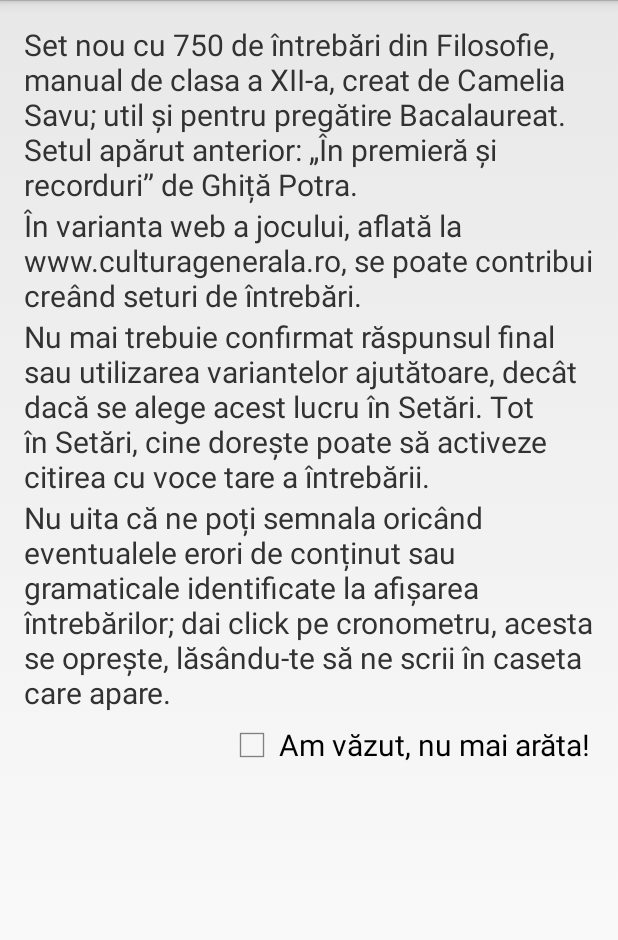
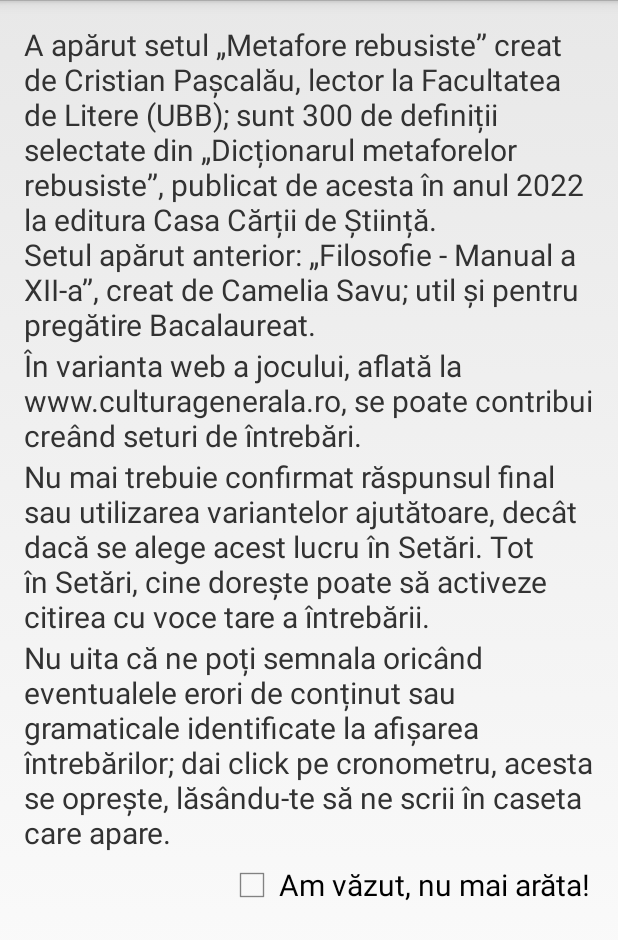
Before and after one commit to emanuelboboiu/CulturaGeneralaAndroid, an Android app: the layout whatsnew_dialog.xml on its own in the app's theme, with its tools: preview values and no code run, on a phone screen of 412 x 824 dp. Shown: the top 940 px of the screen. Run offline under Robolectric (Android 15) with nearby library versions, the phone set to English and light mode, and no system bars; network calls fail.

Commit message:
Version 8.0 with new set finished. Temporary suspended for Android TV.

```diff
--- a/app/src/main/AndroidManifest.xml
+++ b/app/src/main/AndroidManifest.xml
@@ -2,8 +2,8 @@
 <manifest xmlns:android="http://schemas.android.com/apk/res/android"
     xmlns:tools="http://schemas.android.com/tools"
     package="ro.pontes.culturagenerala"
-    android:versionCode="99"
-    android:versionName="7.9">
+    android:versionCode="101"
+    android:versionName="8.0">
 
     <uses-permission android:name="android.permission.INTERNET" />
     <uses-permission android:name="com.android.vending.BILLING" />
--- a/app/src/main/java/ro/pontes/culturagenerala/DataBaseHelper.java
+++ b/app/src/main/java/ro/pontes/culturagenerala/DataBaseHelper.java
@@ -21,8 +21,8 @@ public class DataBaseHelper extends SQLiteOpenHelper {
     private static String DB_PATH = "";
     private static final String DB_NAME = "cultura_generala.db";
     private static final String SP_KEY_DB_VER = "dbVer";
-    private static final int DATABASE_VERSION = 33;
-    private static final int lastUpdateTimestamp = 1707220800; // 6 februarie 2024.
+    private static final int DATABASE_VERSION = 34;
+    private static final int lastUpdateTimestamp = 1709654400; // 5 March 2024.
 
     private SQLiteDatabase mDataBase;
     private final Context mContext;
--- a/app/src/main/java/ro/pontes/culturagenerala/MainActivity.java
+++ b/app/src/main/java/ro/pontes/culturagenerala/MainActivity.java
@@ -49,7 +49,7 @@ public class MainActivity extends Activity {
     public static String mUpgradePrice = "�";
 
     private final Context mFinalContext = this;
-    public static int curVer = 790;
+    public static int curVer = 800;
     public static boolean isFirstLaunchInSession = true;
     public static int randomId = 0;
     public static boolean isPortrait = true;
--- a/app/src/main/res/layout/whatsnew_dialog.xml
+++ b/app/src/main/res/layout/whatsnew_dialog.xml
@@ -19,25 +19,25 @@
             style="@style/about_dialog_style"
             android:layout_width="match_parent"
             android:layout_height="wrap_content"
-            android:text="@string/whatsnew_in_790_a" />
+            android:text="@string/whatsnew_in_800_a" />
 
         <TextView
             style="@style/about_dialog_style"
             android:layout_width="match_parent"
             android:layout_height="wrap_content"
-            android:text="@string/whatsnew_in_790_b" />
+            android:text="@string/whatsnew_in_800_b" />
 
         <TextView
             style="@style/about_dialog_style"
             android:layout_width="match_parent"
             android:layout_height="wrap_content"
-            android:text="@string/whatsnew_in_790_c" />
+            android:text="@string/whatsnew_in_800_c" />
 
         <TextView
             style="@style/about_dialog_style"
             android:layout_width="match_parent"
             android:layout_height="wrap_content"
-            android:text="@string/whatsnew_in_790_d" />
+            android:text="@string/whatsnew_in_800_d" />
 
         <CheckBox
             android:id="@+id/cbtGotIt"
--- a/app/src/main/res/values/strings.xml
+++ b/app/src/main/res/values/strings.xml
@@ -12,9 +12,9 @@
 
     <!-- About dialog: -->
     <string name="about_title">Despre joc</string>
-    <string name="app_version">Cultură generală, Fii deștept!, versiunea 7.9</string>
+    <string name="app_version">Cultură generală, Fii deștept!, versiunea 8.0</string>
     <string name="app_release_date">Versiunea 1.0 a fost finalizată vineri, 22 decembrie 2017</string>
-    <string name="app_last_update">Ultima actualizare pe acest dispozitiv:\n - versiunea 7.9, finalizată marți, 6 februarie 2024</string>
+    <string name="app_last_update">Ultima actualizare pe acest dispozitiv:\n - versiunea 8.0, finalizată miercuri, 5 martie 2024</string>
     <string name="app_creator">Programat de Emanuel Boboiu (Manu)</string>
     <string name="phone_number">Telefon: +40740203043</string>
     <string name="email_address">E-mail: android@pontes.ro</string>
@@ -105,9 +105,9 @@
     <!-- Sets management strings -->
     <string name="warning_choose_not_available">Există un test neterminat dintr-o sesiune anterioară, aflat în prezent la întrebarea %1$s.\nSeturile nu pot fi alese până nu este finalizat testul început.</string>
     <string name="set_management_alert_title">Alegere seturi de întrebări</string>
-    <string name="tv_set_item_all">&lt;b>Selectare toate&lt;/b></string>
+    <string name="tv_set_item_all">&lt;b>Selectare toate&lt;/b> (%1$s întrebări)</string>
     <string name="tv_set_item_none">&lt;b>Deselectare toate&lt;/b></string>
-    <string name="tv_set_item">&lt;i>%1$s&lt;/i> &lt;b>(%2$s)&lt;/b></string>
+    <string name="tv_set_item">&lt;i>%1$s&lt;/i> &lt;b>(%2$s)&lt;/b> (%3$s)</string>
     <string name="save_sets">Salvează!</string>
 
     <!-- Settings activity: -->
@@ -198,11 +198,11 @@
     <string name="feedback_sent_unsuccessfully">Notificarea ta nu a putut fi trimisă.\nTe rugăm să încerci din nou.\nMulțumim pentru interesul acordat!</string>
 
     <!-- Strings for what's new alert: -->
-    <string name="whatsnew_title">Noutăți în 7.9</string>
-    <string name="whatsnew_in_790_a">Set nou cu 750 de întrebări din Filosofie, manual de clasa a XII-a, creat de Camelia Savu; util și pentru pregătire Bacalaureat.\nSetul apărut anterior: „În premieră și recorduri” de Ghiță Potra.</string>
-    <string name="whatsnew_in_790_b">În varianta web a jocului, aflată la www.culturagenerala.ro, se poate contribui creând seturi de întrebări.</string>
-    <string name="whatsnew_in_790_c">Nu mai trebuie confirmat răspunsul final sau utilizarea variantelor ajutătoare, decât dacă se alege acest lucru în Setări. Tot în Setări, cine dorește poate să activeze citirea cu voce tare a întrebării.</string>
-    <string name="whatsnew_in_790_d">Nu uita că ne poți semnala oricând eventualele erori de conținut sau gramaticale identificate la afișarea întrebărilor; dai click pe cronometru, acesta se oprește, lăsându-te să ne scrii în caseta care apare.</string>
+    <string name="whatsnew_title">Noutăți în 8.0</string>
+    <string name="whatsnew_in_800_a">A apărut setul „Metafore rebusiste” creat de Cristian Pașcalău, lector la Facultatea de Litere (UBB); sunt 300 de definiții selectate din „Dicționarul metaforelor rebusiste”, publicat de acesta în anul 2022 la editura Casa Cărții de Știință.\nSetul apărut anterior: „Filosofie - Manual a XII-a”, creat de Camelia Savu; util și pentru pregătire Bacalaureat.</string>
+    <string name="whatsnew_in_800_b">În varianta web a jocului, aflată la www.culturagenerala.ro, se poate contribui creând seturi de întrebări.</string>
+    <string name="whatsnew_in_800_c">Nu mai trebuie confirmat răspunsul final sau utilizarea variantelor ajutătoare, decât dacă se alege acest lucru în Setări. Tot în Setări, cine dorește poate să activeze citirea cu voce tare a întrebării.</string>
+    <string name="whatsnew_in_800_d">Nu uita că ne poți semnala oricând eventualele erori de conținut sau gramaticale identificate la afișarea întrebărilor; dai click pe cronometru, acesta se oprește, lăsându-te să ne scrii în caseta care apare.</string>
     <string name="chk_got_it">Am văzut, nu mai arăta!</string>
 
     <!-- Strings added in 6.0, starting with ThursdayTuesday 3rd January 2023: -->
```
Also changed, not shown: app/src/main/java/ro/pontes/culturagenerala/Quiz.java (+8 -2 lines), app/src/main/java/ro/pontes/culturagenerala/SetsManagement.java (+23 -4 lines).
